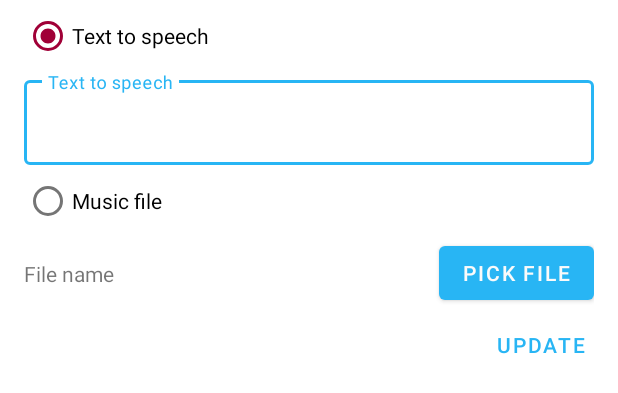
After one commit to YaroslavGorbach-code/system-event-sounds, an Android app: the layout dialog_update_event.xml on its own in the app's theme, with its tools: preview values and no code run, on a phone screen of 412 x 824 dp. The commit adds this screen. Shown: the top 393 px of the screen. Run offline under Robolectric (Android 15) with nearby library versions, the phone set to English and light mode, and no system bars.

Commit message:
Create update event dialog

```diff
--- a/app/src/main/java/koropapps/yaroslavgorbach/systemeventsounds/MainActivity.kt
+++ b/app/src/main/java/koropapps/yaroslavgorbach/systemeventsounds/MainActivity.kt
@@ -9,11 +9,10 @@ import koropapps.yaroslavgorbach.systemeventsounds.feature.ui.events.EventsFragm
 import koropapps.yaroslavgorbach.systemeventsounds.feature.services.MainService
 import kotlinx.coroutines.InternalCoroutinesApi
 
-class MainActivity : AppCompatActivity() {
+class MainActivity : AppCompatActivity(R.layout.activity_main) {
     @InternalCoroutinesApi
     override fun onCreate(savedInstanceState: Bundle?) {
         super.onCreate(savedInstanceState)
-        setContentView(R.layout.activity_main)
         if (savedInstanceState == null) {
             supportFragmentManager.commit {
                 val fragment = EventsFragment()
--- a/app/src/main/java/koropapps/yaroslavgorbach/systemeventsounds/feature/ui/events/EventsAdapter.kt
+++ b/app/src/main/java/koropapps/yaroslavgorbach/systemeventsounds/feature/ui/events/EventsAdapter.kt
@@ -57,7 +57,7 @@ class EventsAdapter(private val callback: Callback) : RecyclerView.Adapter<Event
             binding.eventName.setText(item.name.idRes)
             binding.icEvent.setImageDrawable(ContextCompat.getDrawable(binding.root.context, item.imageId))
             if (!item.textToSpeech.isNullOrEmpty()) binding.eventTextFileName.text = item.textToSpeech
-            if (item.fileUri != null) binding.eventTextFileName.text = item.fileUri.getName(itemView.context)
+            if (item.fileUri != null) binding.eventTextFileName.text = item.fileUri!!.getName(itemView.context)
 
             if (item.active) {
                 binding.ovalActive.drawable.setTint(Color.GREEN)
--- /dev/null
+++ b/app/src/main/res/layout/dialog_update_event.xml
@@ -0,0 +1,90 @@
+<?xml version="1.0" encoding="utf-8"?>
+<androidx.constraintlayout.widget.ConstraintLayout xmlns:android="http://schemas.android.com/apk/res/android"
+    xmlns:app="http://schemas.android.com/apk/res-auto"
+    xmlns:tools="http://schemas.android.com/tools"
+    android:layout_width="match_parent"
+    android:layout_height="match_parent"
+    android:animateLayoutChanges="true">
+
+    <RadioGroup
+        android:id="@+id/radioGroup"
+        android:layout_width="match_parent"
+        android:layout_height="wrap_content"
+        android:layout_marginStart="16dp"
+        android:layout_marginEnd="16dp"
+        app:layout_constraintEnd_toEndOf="parent"
+        app:layout_constraintStart_toStartOf="parent"
+        app:layout_constraintTop_toTopOf="parent">
+
+        <com.google.android.material.radiobutton.MaterialRadioButton
+            android:id="@+id/radio_text"
+            android:layout_width="match_parent"
+            android:layout_height="wrap_content"
+            android:checked="true"
+            android:text="@string/text_to_speech" />
+
+        <com.google.android.material.textfield.TextInputLayout
+            android:id="@+id/text_input_layout"
+            style="@style/Widget.MaterialComponents.TextInputLayout.OutlinedBox"
+            android:layout_width="match_parent"
+            android:layout_height="wrap_content"
+            android:hint="@string/text_to_speak"
+            app:layout_constraintEnd_toEndOf="@+id/textInputLayout"
+            app:layout_constraintStart_toStartOf="@+id/textInputLayout"
+            app:layout_constraintTop_toBottomOf="@+id/textInputLayout">
+
+            <com.google.android.material.textfield.TextInputEditText
+                android:id="@+id/text"
+                android:layout_width="match_parent"
+                android:layout_height="wrap_content" />
+        </com.google.android.material.textfield.TextInputLayout>
+
+        <com.google.android.material.radiobutton.MaterialRadioButton
+            android:id="@+id/radio_uri"
+            android:layout_width="match_parent"
+            android:layout_height="wrap_content"
+            android:text="@string/music" />
+
+        <androidx.constraintlayout.widget.ConstraintLayout
+            android:id="@+id/pick_file_layout"
+            android:layout_width="match_parent"
+            android:layout_height="wrap_content"
+            android:orientation="horizontal"
+            android:visibility="gone"
+            tools:visibility="visible">
+
+            <TextView
+                android:id="@+id/file_name"
+                android:layout_width="0dp"
+                android:layout_height="match_parent"
+                android:gravity="center|start"
+                android:text="@string/file_name"
+                app:layout_constraintBottom_toBottomOf="parent"
+                app:layout_constraintEnd_toStartOf="@+id/pick_file"
+                app:layout_constraintStart_toStartOf="parent"
+                app:layout_constraintTop_toTopOf="parent" />
+
+            <com.google.android.material.button.MaterialButton
+                android:id="@+id/pick_file"
+                android:layout_width="wrap_content"
+                android:layout_height="match_parent"
+                android:text="@string/pick_file"
+                android:textColor="#fafafa"
+                app:layout_constraintBottom_toBottomOf="parent"
+                app:layout_constraintEnd_toEndOf="parent"
+                app:layout_constraintTop_toTopOf="parent" />
+        </androidx.constraintlayout.widget.ConstraintLayout>
+    </RadioGroup>
+
+
+    <com.google.android.material.button.MaterialButton
+        android:id="@+id/update"
+        style="@style/Widget.MaterialComponents.Button.TextButton"
+        android:layout_width="wrap_content"
+        android:layout_height="wrap_content"
+        android:layout_marginEnd="8dp"
+        android:text="@string/create"
+        app:layout_constraintEnd_toEndOf="parent"
+        app:layout_constraintTop_toBottomOf="@+id/radioGroup" />
+
+</androidx.constraintlayout.widget.ConstraintLayout>
--- a/app/src/main/res/values/strings.xml
+++ b/app/src/main/res/values/strings.xml
@@ -21,4 +21,11 @@
     <string name="app_deleted">App deleted</string>
     <string name="headphones_plugged">Headphones plugged</string>
     <string name="headphones_unplugged">Headphones unplugged</string>
+    <string name="text_to_speech">Text to speech</string>
+    <string name="text_to_speak">Text to speech</string>
+    <string name="music">Music file</string>
+    <string name="file_name">File name</string>
+    <string name="pick_file">Pick file</string>
+    <string name="create">Update</string>
+    <string name="updateEvent">Update event</string>
 </resources>
```
Also changed, not shown: app/src/main/java/koropapps/yaroslavgorbach/systemeventsounds/bussines/usecases/UpdateEventUseCase.kt (added, +10 -0 lines), app/src/main/java/koropapps/yaroslavgorbach/systemeventsounds/data/local/models/SystemEvent.kt (+38 -3 lines), app/src/main/java/koropapps/yaroslavgorbach/systemeventsounds/feature/ui/events/EventsFragment.kt (+10 -2 lines), app/src/main/java/koropapps/yaroslavgorbach/systemeventsounds/feature/ui/update/UpdateEventDialog.kt (added, +67 -0 lines), app/src/main/java/koropapps/yaroslavgorbach/systemeventsounds/feature/ui/update/UpdateEventView.kt (added, +78 -0 lines).
